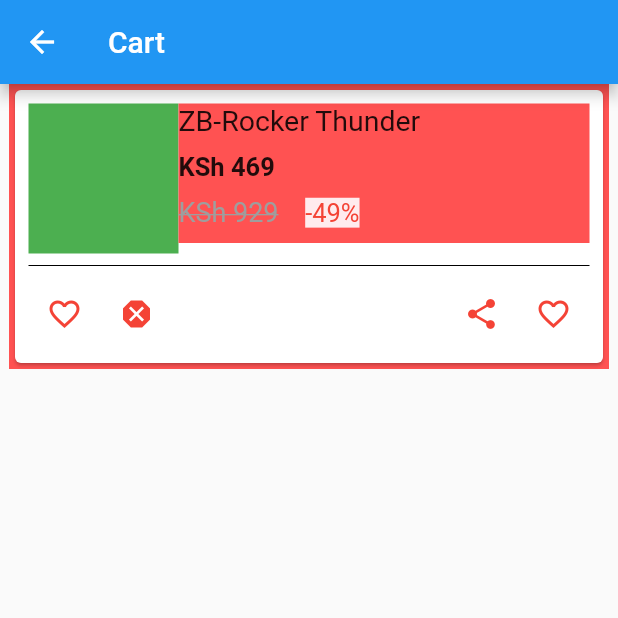
After one commit to evansmwenda/RaashinEcommerce, a Flutter app: the CartDetails screen opened by its route, on a phone screen of 412 x 824 dp, the top half of it. The commit adds this screen. Run offline on Flutter 3.47's test engine with Material 2 defaults, Android fonts, the phone set to English and light mode, and no system bars; our stand-ins replace cached_network_image, carousel_slider, flutter_rating_bar, shared_preferences, toast; accounts and stored records are empty.

Commit message:
working on the cart pages

```diff
--- a/lib/main.dart
+++ b/lib/main.dart
@@ -1,4 +1,5 @@
 import 'package:flutter/material.dart';
+import 'package:raashin/screens/cart_details.dart';
 import 'package:raashin/screens/home_page.dart';
 import 'package:raashin/screens/login.dart';
 import 'package:raashin/screens/product_details.dart';
@@ -15,14 +16,16 @@ void main() {
         // closer together (more dense) than on mobile platforms.
         visualDensity: VisualDensity.adaptivePlatformDensity,
       ),
-//    debugShowCheckedModeBanner: false,//uncomment this line in production
+   debugShowCheckedModeBanner: false,//uncomment this line in production
       initialRoute: '/',
       routes: {
         '/': (context) => Login(),//MyApp(), //splash screen page
         Login.routeName: (context) => Login(),//login page
         Register.routeName: (context) => Register(),//register page
         Homepage.routeName: (context) => Homepage(),//homepage
-        ProductDetails.routeName: (context) => ProductDetails(),//ProductDetails
+        ProductDetails.routeName: (context) => ProductDetails(),
+        CartDetails.routeName: (context) => CartDetails(),
+        //ProductDetails
 
 
       },
--- /dev/null
+++ b/lib/screens/cart_details.dart
@@ -0,0 +1,152 @@
+import 'package:flutter/material.dart';
+import 'package:flutter_rating_bar/flutter_rating_bar.dart';
+
+class CartDetails extends StatefulWidget {
+  static const routeName = '/cartdetails';
+  @override
+  _CartDetailsState createState() => _CartDetailsState();
+}
+
+class _CartDetailsState extends State<CartDetails> {
+  @override
+  Widget build(BuildContext context) {
+    return Scaffold(
+        appBar: AppBar(
+          title: Text("Cart"),
+        ),
+        body: ListView(
+          children: [
+            Container(
+              margin: EdgeInsets.symmetric(horizontal: 6.0),
+              decoration: BoxDecoration(color: Colors.redAccent),
+              child: Card(
+                child: Padding(
+                  padding: EdgeInsets.all(9.0),
+                  child: Column(
+                    crossAxisAlignment: CrossAxisAlignment.start,
+                    children: [
+                      Row(
+                        mainAxisAlignment: MainAxisAlignment.start,
+                        crossAxisAlignment: CrossAxisAlignment.start,
+                        children: [
+                          Container(
+                            width: 100,
+                            height: 100,
+                            decoration: BoxDecoration(
+                              color: Colors.green,
+                            ),
+                          ),
+                          Expanded(
+                            child: Container(
+                              decoration: BoxDecoration(
+                                color: Colors.redAccent,
+                              ),
+                              child: Column(
+                                mainAxisAlignment: MainAxisAlignment.start,
+                                crossAxisAlignment: CrossAxisAlignment.start,
+                                children: [
+                                  Text(
+                                    "ZB-Rocker Thunder ",
+                                    style: TextStyle(
+                                      fontSize: 19.0,
+                                    ),
+                                  ),
+                                  SizedBox(
+                                    height: 10.0,
+                                  ),
+                                  Text(
+                                    "KSh 469",
+                                    style: TextStyle(
+                                      fontWeight: FontWeight.bold,
+                                      fontSize: 17.0,
+                                    ),
+                                  ),
+                                  SizedBox(
+                                    height: 10.0,
+                                  ),
+                                  new RichText(
+                                    text: new TextSpan(
+                                      text: '',
+                                      children: <TextSpan>[
+                                        new TextSpan(
+                                          text: "KSh 929",
+                                          style: new TextStyle(
+                                            color: Colors.grey,
+                                            fontSize: 18.0,
+                                            decoration: TextDecoration.lineThrough,
+                                          ),
+                                        ),
+                                        new TextSpan(text: "    "),
+                                        new TextSpan(
+                                            text: '-49%',
+                                            style: TextStyle(
+                                              backgroundColor: Colors.red[50],
+                                              color: Colors.red,
+                                              fontSize: 17.0,
+                                            )),
+                                      ],
+                                    ),
+                                  ),
+                                  SizedBox(
+                                    height: 10.0,
+                                  ),
+                                ],
+                              ),
+                            ),
+                          ),
+                        ],
+                      ),
+                      Divider(
+                        color: Colors.black,
+                      ),
+                      Row(
+                        mainAxisAlignment: MainAxisAlignment.spaceBetween,
+                        children: [
+                          Row(
+                            children: [
+                              IconButton(
+                                  icon: Icon(
+                                    Icons.favorite_border_outlined,
+                                    color: Colors.red,
+                                  ),
+                                  onPressed: () {}),
+                              Divider(
+                                color: Colors.green,
+                                thickness: 2.0,
+                              ),
+                              IconButton(
+                                  icon: Icon(
+                                    Icons.dangerous,
+                                    color: Colors.red,
+                                  ),
+                                  onPressed: () {}),
+                            ],
+                          ),
+                          Row(
+                            children: [
+                              IconButton(
+                                  icon: Icon(
+                                    Icons.share_rounded,
+                                    color: Colors.red,
+                                  ),
+                                  onPressed: () {}),
+                              IconButton(
+                                  icon: Icon(
+                                    Icons.favorite_border_outlined,
+                                    color: Colors.red,
+                                  ),
+                                  onPressed: () {}),
+                            ],
+                          ),
+                        ],
+                      ),
+                    ],
+                  ),
+                ),
+              ),
+            ),
+
+          ],
+        ));
+  }
+}
--- a/lib/screens/home_page.dart
+++ b/lib/screens/home_page.dart
@@ -7,6 +7,7 @@ import 'package:carousel_slider/carousel_controller.dart';
 import 'package:carousel_slider/carousel_options.dart';
 import 'package:raashin/constants/apis.dart';
 import 'package:raashin/models/countries_model.dart';
+import 'package:raashin/screens/cart_details.dart';
 import 'package:raashin/screens/product_details.dart';
 import 'package:raashin/widgets/ProductsGridView.dart';
 import 'package:http/http.dart' as http;
@@ -159,6 +160,7 @@ class _State extends State<Homepage> {
               color: Colors.white,
             ),
             onPressed: () {
+              Navigator.pushNamed(context, CartDetails.routeName);
               // do something
             },
           ),
--- a/lib/screens/product_details.dart
+++ b/lib/screens/product_details.dart
@@ -1,6 +1,4 @@
 import 'package:flutter/material.dart';
-import 'package:raashin/widgets/ProductsGridView.dart';
-import 'package:flutter_rating_bar/flutter_rating_bar.dart';
 import 'package:raashin/widgets/product_details_widget.dart';
 
 class ProductDetails extends StatefulWidget {
@@ -41,6 +39,6 @@ class _ProductDetailsState extends State<ProductDetails> {
               ),
             )
           ],
-        ));
+        ),);
   }
 }
```
